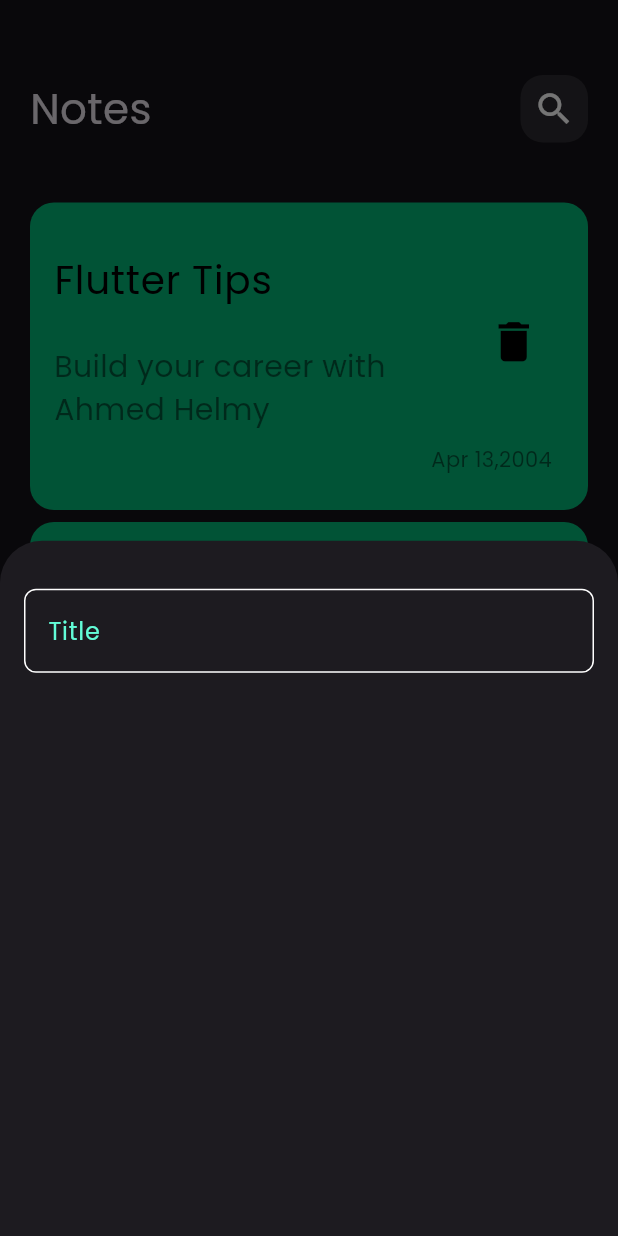
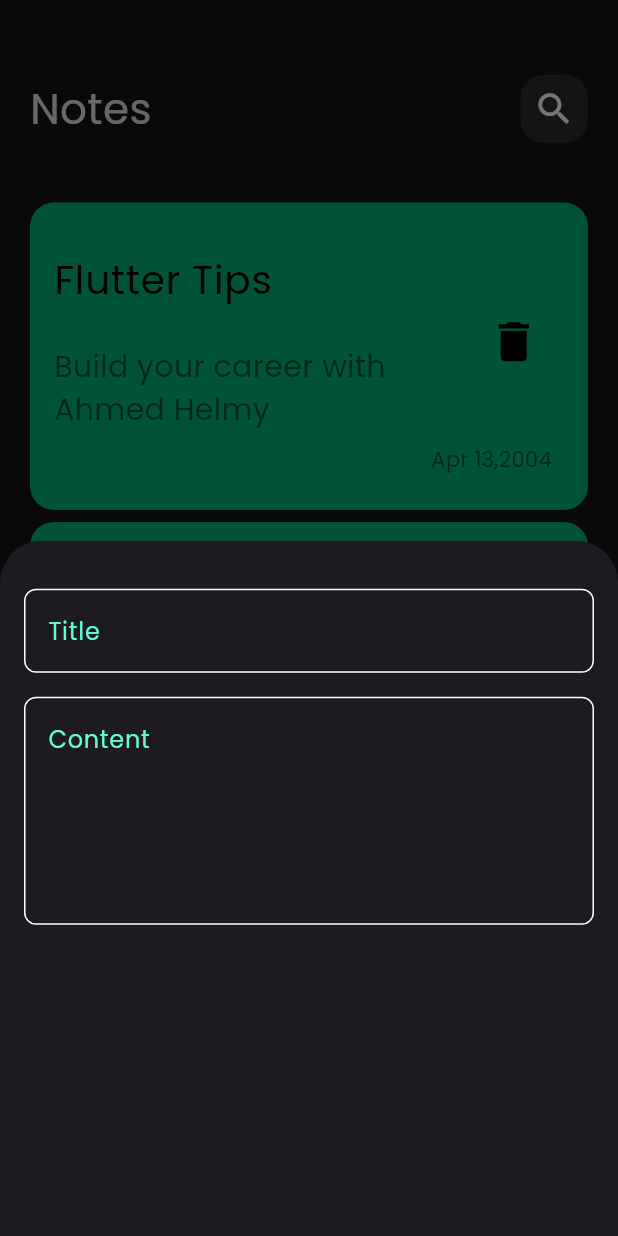
Before and after one commit to AhmedHelmy72/notes_app, a Flutter app: the screen it shows after launch, after a tap on the "add" icon, on a phone screen of 412 x 824 dp. Run offline on Flutter 3.47's test engine with Material 3 defaults, Android fonts, the phone set to English and light mode, and no system bars.

Commit message:
add fields to notes bottom sheet

```diff
--- a/lib/widget/add_note_bottom_sheet.dart
+++ b/lib/widget/add_note_bottom_sheet.dart
@@ -13,7 +13,16 @@ class AddNoteButtomSheet extends StatelessWidget {
           SizedBox(
             height: 32,
           ),
-          CustomTextField()
+          CustomTextField(
+            hint: 'Title',
+          ),
+          SizedBox(
+            height: 16,
+          ),
+          CustomTextField(
+            hint: 'Content',
+            maxLines: 5,
+          )
         ],
       ),
     );
--- a/lib/widget/custom_text_field.dart
+++ b/lib/widget/custom_text_field.dart
@@ -2,14 +2,17 @@ import 'package:flutter/material.dart';
 import 'package:noteapp/constants.dart';
 
 class CustomTextField extends StatelessWidget {
-  const CustomTextField({super.key});
+  const CustomTextField({super.key, required this.hint, this.maxLines = 1});
 
+  final String hint;
+  final int maxLines;
   @override
   Widget build(BuildContext context) {
     return TextField(
       cursorColor: kPrimaryColor,
+      maxLines: maxLines,
       decoration: InputDecoration(
-          hintText: 'Title',
+          hintText: hint,
           hintStyle: const TextStyle(color: kPrimaryColor),
           border: buildBorder(),
           enabledBorder: buildBorder(),
```
